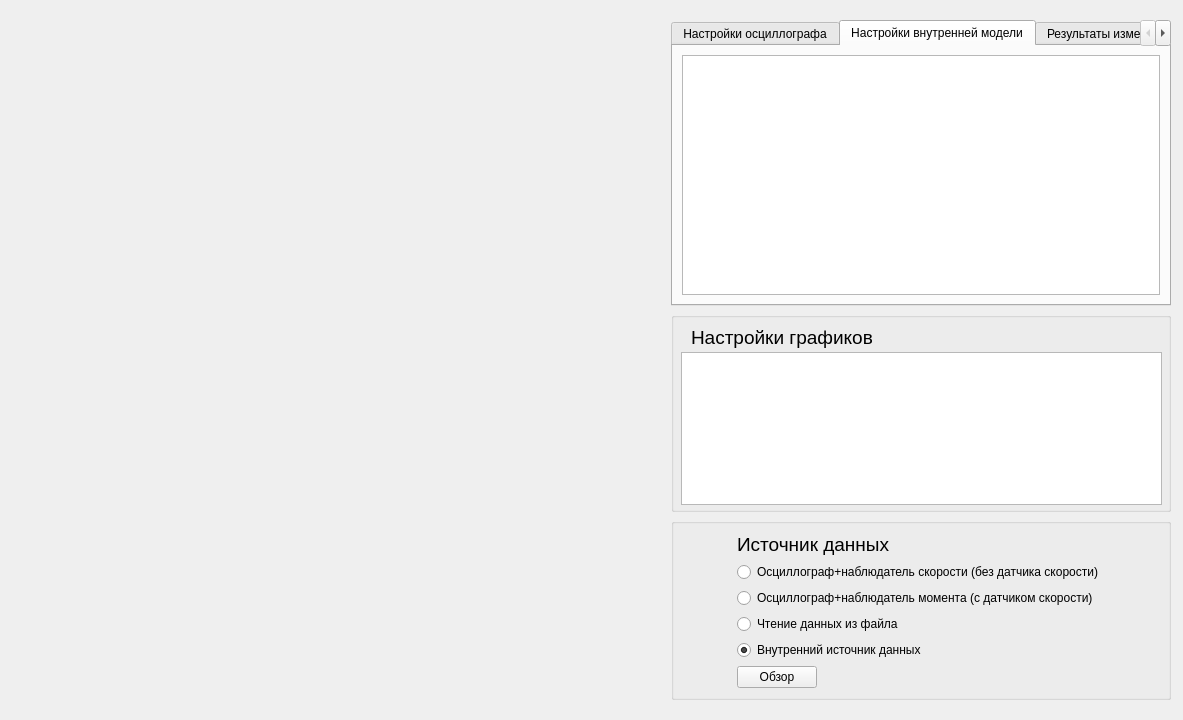
This is untitled/electromagn.ui in Ivanos121/ImView as Qt 5 draws it before an edit. The edited form follows.
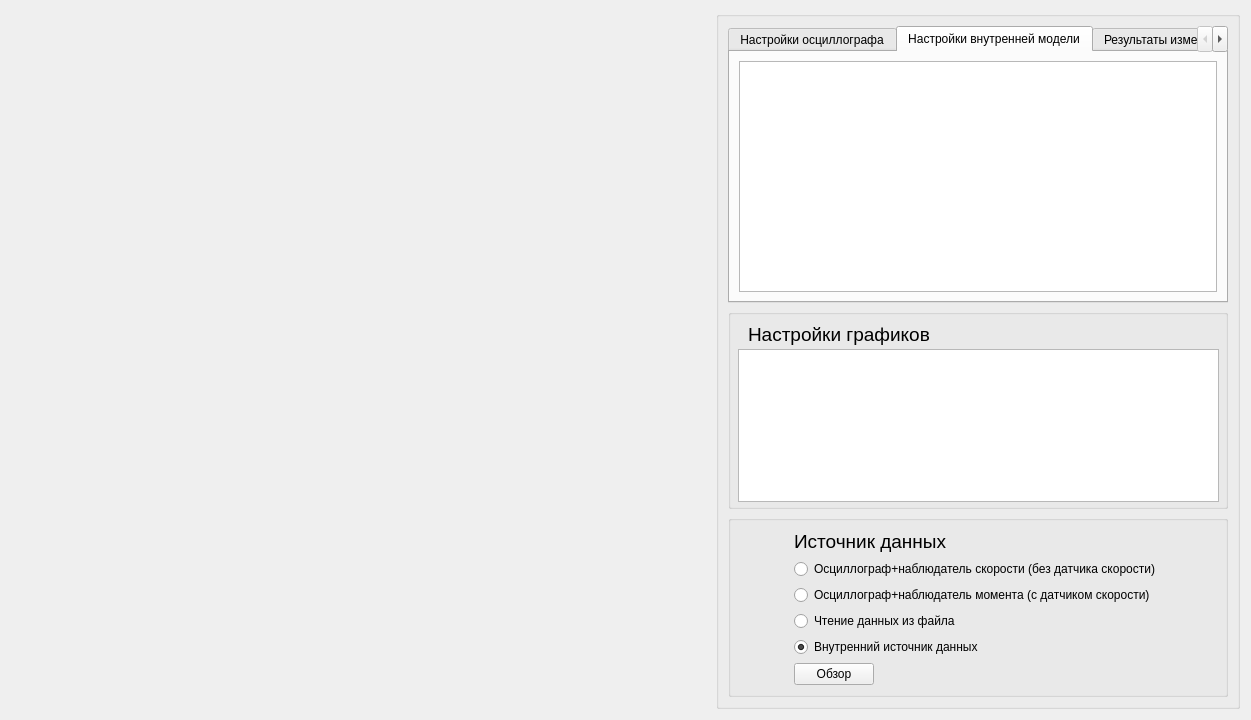
This is the edited form. The open tabs and pages were chosen to show the change. Custom widgets are drawn as their Qt base class.

```diff
--- a/untitled/electromagn.ui
+++ b/untitled/electromagn.ui
@@ -6,27 +6,42 @@
    <rect>
     <x>0</x>
     <y>0</y>
-    <width>1183</width>
+    <width>1251</width>
     <height>720</height>
    </rect>
   </property>
   <property name="windowTitle">
    <string>Form</string>
   </property>
-  <layout class="QGridLayout" name="gridLayout">
-   <item row="0" column="0">
+  <layout class="QHBoxLayout" name="horizontalLayout">
+   <item>
     <widget class="Plot" name="plot" native="true"/>
    </item>
-   <item row="0" column="1">
-    <widget class="QWidget" name="widget_2" native="true">
+   <item>
+    <widget class="QGroupBox" name="groupBox">
+     <property name="sizePolicy">
+      <sizepolicy hsizetype="Fixed" vsizetype="Preferred">
+       <horstretch>0</horstretch>
+       <verstretch>0</verstretch>
+      </sizepolicy>
+     </property>
+     <property name="minimumSize">
+      <size>
+       <width>0</width>
+       <height>0</height>
+      </size>
+     </property>
      <property name="maximumSize">
       <size>
-       <width>510</width>
+       <width>16777215</width>
        <height>16777215</height>
       </size>
      </property>
-     <layout class="QGridLayout" name="gridLayout_5">
-      <item row="0" column="0">
+     <property name="title">
+      <string/>
+     </property>
+     <layout class="QVBoxLayout" name="verticalLayout_2">
+      <item>
        <widget class="QTabWidget" name="tabWidget">
         <property name="sizePolicy">
          <sizepolicy hsizetype="Fixed" vsizetype="Expanding">
@@ -116,7 +131,7 @@
         </widget>
        </widget>
       </item>
-      <item row="1" column="0">
+      <item>
        <widget class="QGroupBox" name="groupBox_4">
         <property name="sizePolicy">
          <sizepolicy hsizetype="Fixed" vsizetype="Fixed">
@@ -176,7 +191,7 @@
         </widget>
        </widget>
       </item>
-      <item row="2" column="0">
+      <item>
        <widget class="QGroupBox" name="groupBox_3">
         <property name="sizePolicy">
          <sizepolicy hsizetype="Fixed" vsizetype="Preferred">
```
Left out of the diff: 2 changed lines with no effect on the pictures.
